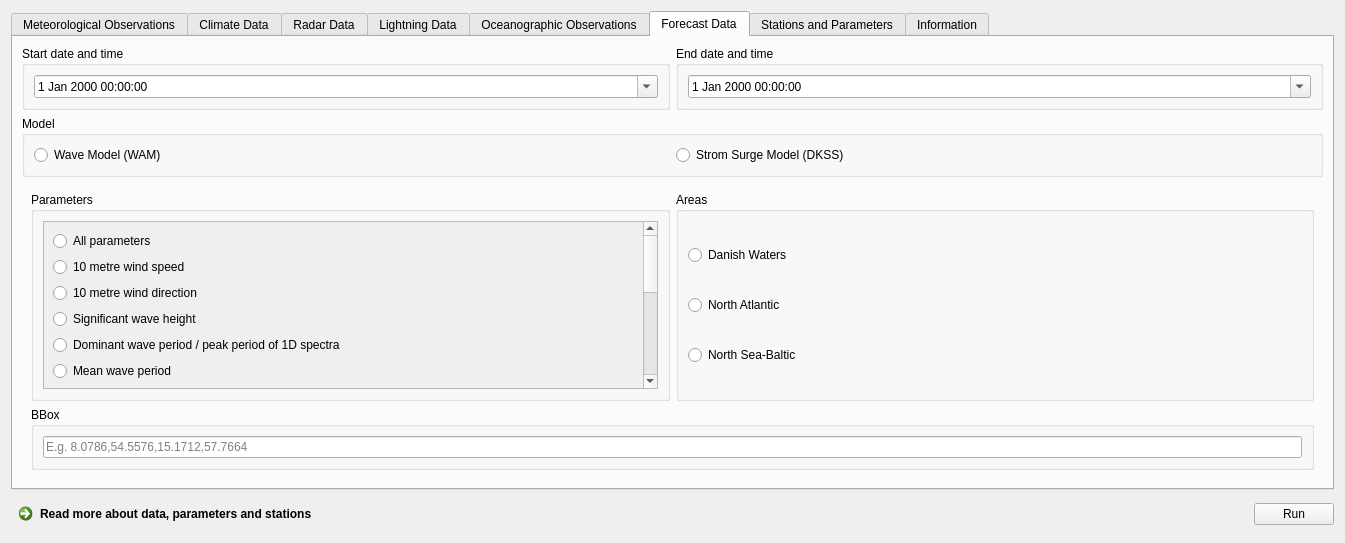
This is DMI_Open_Data_dialog_base.ui in dmidk/Open-Data-QGIS-plugin as Qt 5 draws it before an edit. The edited form follows.
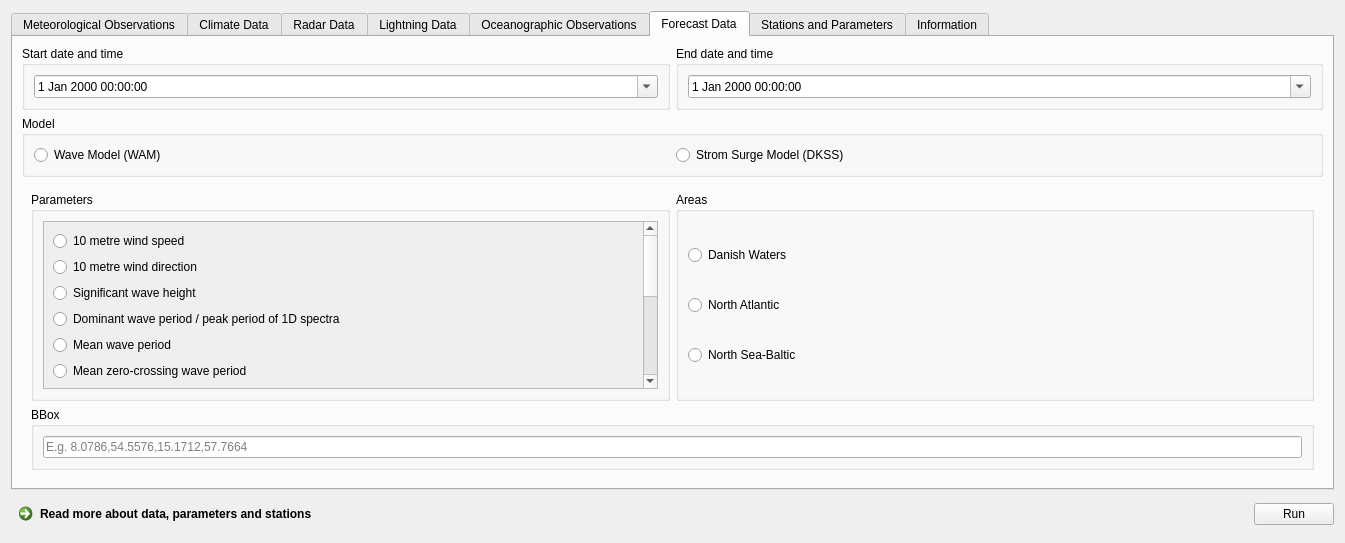
This is the edited form. The open tabs and pages were chosen to show the change.

Commit message:
Correction of comments and fore param
Corrections of comments, error messages and forecast parameters

Diff of the .ui file:
```diff
--- a/DMI_Open_Data_dialog_base.ui
+++ b/DMI_Open_Data_dialog_base.ui
@@ -1132,18 +1132,11 @@
                     <rect>
                      <x>0</x>
                      <y>0</y>
-                     <width>284</width>
-                     <height>372</height>
+                     <width>604</width>
+                     <height>348</height>
                     </rect>
                    </property>
                    <layout class="QVBoxLayout" name="verticalLayout_60">
-                    <item>
-                     <widget class="QRadioButton" name="all_para_wam">
-                      <property name="text">
-                       <string>All parameters </string>
-                      </property>
-                     </widget>
-                    </item>
                     <item>
                      <widget class="QRadioButton" name="wind_speed_10">
                       <property name="text">
```
Left out of the diff: 35 changed lines with no effect on the pictures. The commit also changes 2 other files.
